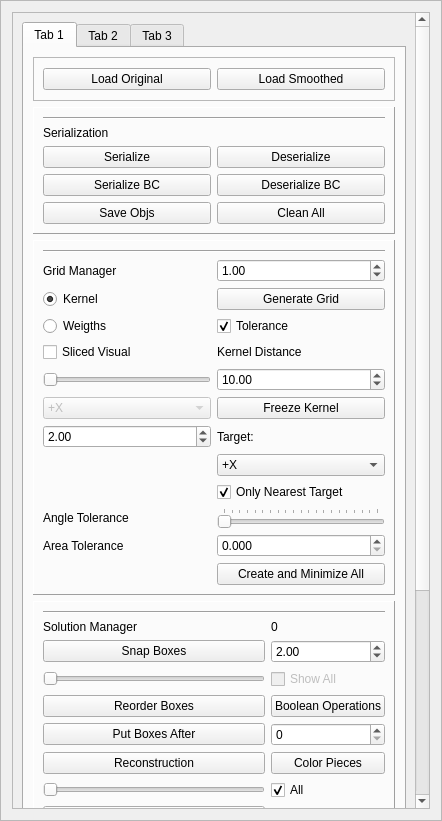
First picture: the form in GUI/managers/enginemanager.ui, repository alemuntoni/HeightFieldDecomposition, before the edit.
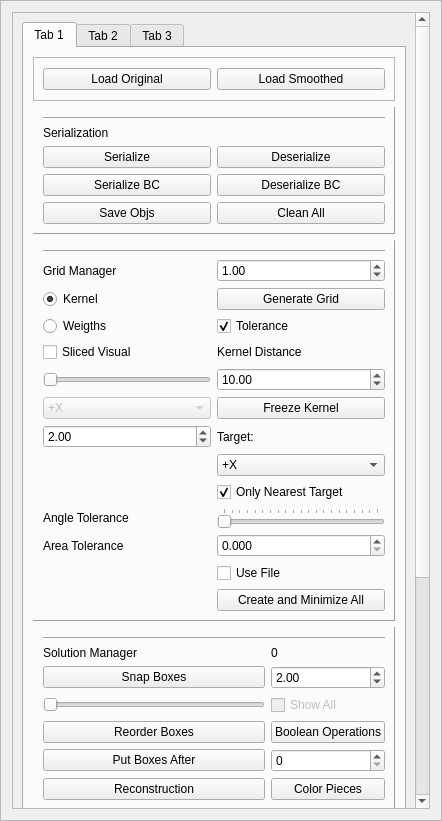
Second picture: the form after the edit.

What changed in the file:
```diff
--- a/GUI/managers/enginemanager.ui
+++ b/GUI/managers/enginemanager.ui
@@ -62,9 +62,9 @@
       <property name="geometry">
        <rect>
         <x>0</x>
-        <y>0</y>
+        <y>-34</y>
         <width>406</width>
-        <height>1100</height>
+        <height>1126</height>
        </rect>
       </property>
       <layout class="QGridLayout" name="gridLayout_7">
@@ -554,13 +554,20 @@
                 </property>
                </widget>
               </item>
-              <item row="12" column="1">
+              <item row="13" column="1">
                <widget class="QPushButton" name="createAndMinimizeAllPushButton">
                 <property name="text">
                  <string>Create and Minimize All</string>
                 </property>
                </widget>
               </item>
+              <item row="12" column="1">
+               <widget class="QCheckBox" name="useFileCheckBox">
+                <property name="text">
+                 <string>Use File</string>
+                </property>
+               </widget>
+              </item>
              </layout>
             </widget>
            </item>
```
